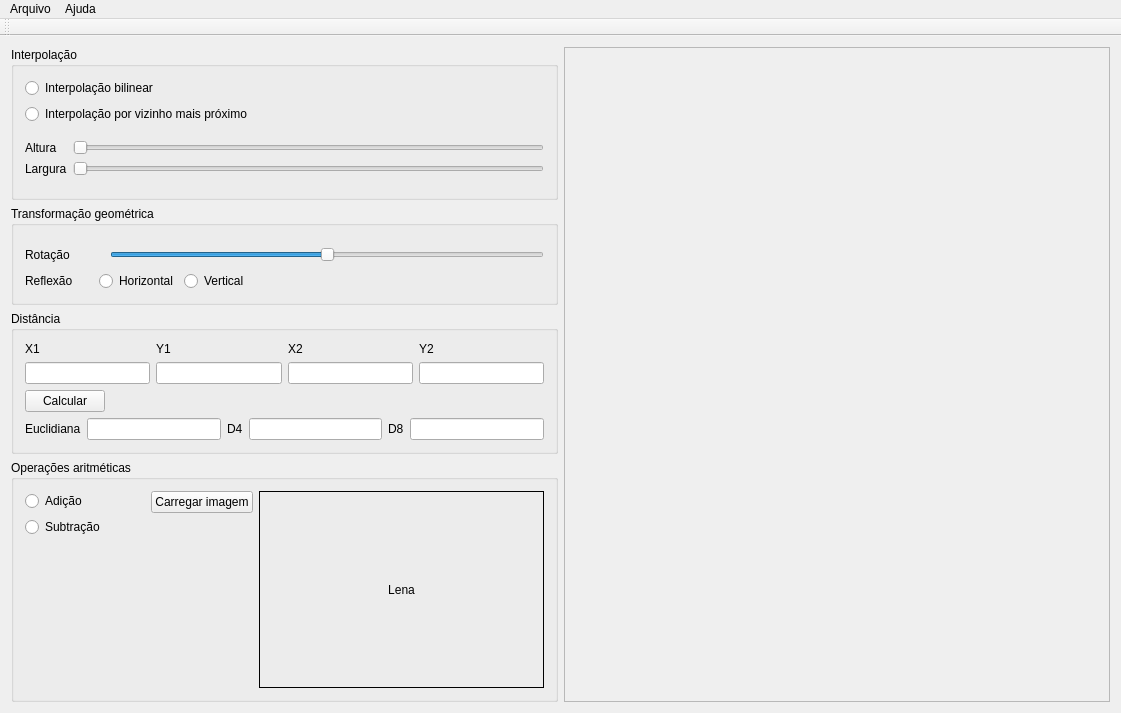
The window that qt/mainwindow.ui (herodrigues/cvip) describes before a commit, drawn with Qt 5.
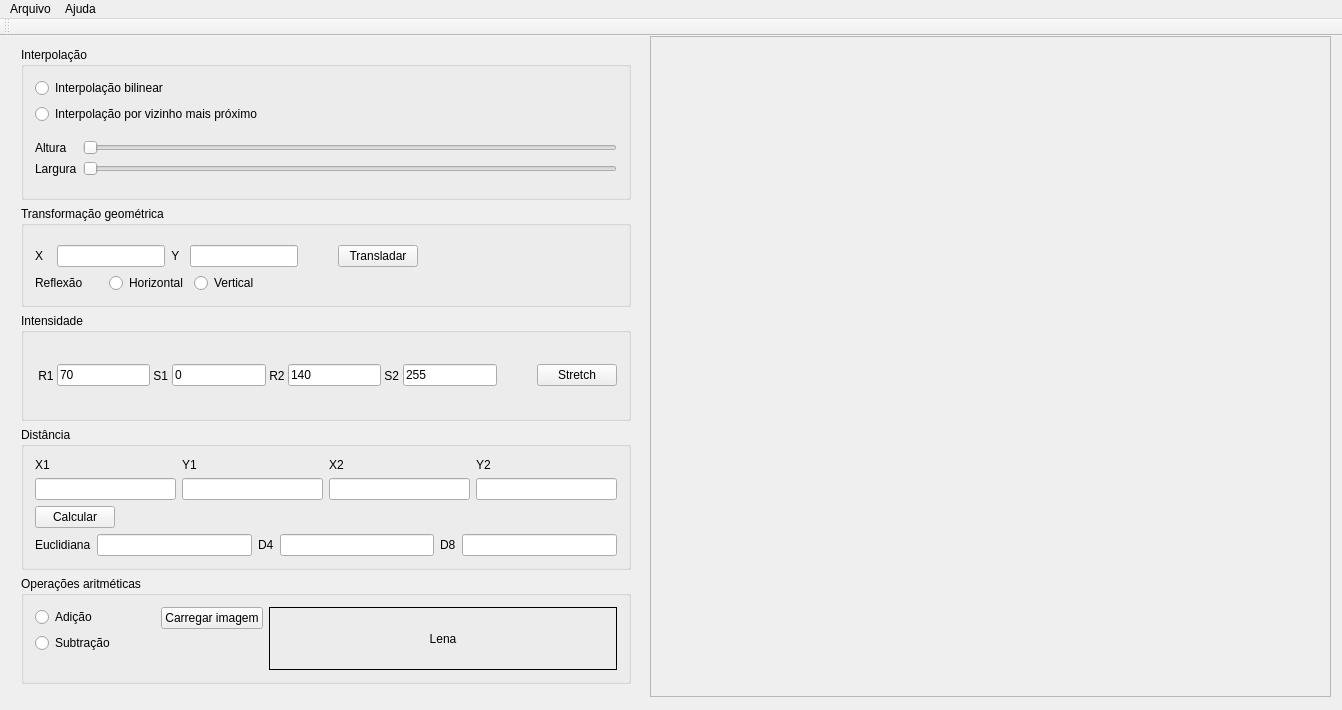
The same window after the commit. Icons and pictures are not drawn.

Commit message:
Add intensity and translate methods
Summary
- Remove rotate method

What changed in the file:
```diff
--- a/qt/mainwindow.ui
+++ b/qt/mainwindow.ui
@@ -6,19 +6,88 @@
    <rect>
     <x>0</x>
     <y>0</y>
-    <width>1121</width>
-    <height>713</height>
+    <width>1342</width>
+    <height>710</height>
    </rect>
   </property>
+  <property name="sizePolicy">
+   <sizepolicy hsizetype="Minimum" vsizetype="Preferred">
+    <horstretch>0</horstretch>
+    <verstretch>0</verstretch>
+   </sizepolicy>
+  </property>
   <property name="windowTitle">
    <string>Image Processing using OpenCV and C++</string>
   </property>
   <widget class="QWidget" name="centralWidget">
-   <layout class="QHBoxLayout" name="horizontalLayout_2">
+   <widget class="QScrollArea" name="scrollArea">
+    <property name="geometry">
+     <rect>
+      <x>650</x>
+      <y>0</y>
+      <width>681</width>
+      <height>661</height>
+     </rect>
+    </property>
+    <property name="sizePolicy">
+     <sizepolicy hsizetype="Expanding" vsizetype="Expanding">
+      <horstretch>0</horstretch>
+      <verstretch>0</verstretch>
+     </sizepolicy>
+    </property>
+    <property name="styleSheet">
+     <string notr="true"/>
+    </property>
+    <property name="widgetResizable">
+     <bool>true</bool>
+    </property>
+    <widget class="QWidget" name="scrollAreaWidgetContents">
+     <property name="geometry">
+      <rect>
+       <x>0</x>
+       <y>0</y>
+       <width>679</width>
+       <height>659</height>
+      </rect>
+     </property>
+     <layout class="QVBoxLayout" name="verticalLayout_6">
     <item>
-     <layout class="QVBoxLayout" name="verticalLayout_4">
+       <widget class="QLabel" name="modifiedImg">
+        <property name="sizePolicy">
+         <sizepolicy hsizetype="Expanding" vsizetype="Expanding">
+          <horstretch>0</horstretch>
+          <verstretch>0</verstretch>
+         </sizepolicy>
+        </property>
+        <property name="styleSheet">
+         <string notr="true"/>
+        </property>
+        <property name="text">
+         <string/>
+        </property>
+        <property name="pixmap">
+         <pixmap>../img/lena.png</pixmap>
+        </property>
+        <property name="alignment">
+         <set>Qt::AlignCenter</set>
+        </property>
+       </widget>
+      </item>
+     </layout>
+    </widget>
+   </widget>
+   <widget class="QWidget" name="">
+    <property name="geometry">
+     <rect>
+      <x>10</x>
+      <y>0</y>
+      <width>632</width>
+      <height>659</height>
+     </rect>
+    </property>
+    <layout class="QVBoxLayout" name="verticalLayout_4" stretch="1,1,1,1,1">
       <property name="sizeConstraint">
-       <enum>QLayout::SetFixedSize</enum>
+      <enum>QLayout::SetMinimumSize</enum>
       </property>
       <item>
        <widget class="QGroupBox" name="groupBox">
@@ -134,9 +203,59 @@
               <number>0</number>
              </property>
              <item>
-              <widget class="QLabel" name="label_3">
+             <widget class="QLabel" name="label_11">
                <property name="text">
-                <string>Rotação</string>
+               <string>X    </string>
+              </property>
+             </widget>
+            </item>
+            <item>
+             <widget class="QLineEdit" name="lnTransX">
+              <property name="sizePolicy">
+               <sizepolicy hsizetype="Preferred" vsizetype="Fixed">
+                <horstretch>0</horstretch>
+                <verstretch>0</verstretch>
+               </sizepolicy>
+              </property>
+             </widget>
+            </item>
+            <item>
+             <widget class="QLabel" name="label_12">
+              <property name="text">
+               <string>  Y   </string>
+              </property>
+             </widget>
+            </item>
+            <item>
+             <widget class="QLineEdit" name="lnTransY">
+              <property name="sizePolicy">
+               <sizepolicy hsizetype="Preferred" vsizetype="Fixed">
+                <horstretch>0</horstretch>
+                <verstretch>0</verstretch>
+               </sizepolicy>
+              </property>
+             </widget>
+            </item>
+            <item>
+             <spacer name="horizontalSpacer_3">
+              <property name="orientation">
+               <enum>Qt::Horizontal</enum>
+              </property>
+              <property name="sizeType">
+               <enum>QSizePolicy::Minimum</enum>
+              </property>
+              <property name="sizeHint" stdset="0">
+               <size>
+                <width>40</width>
+                <height>20</height>
+               </size>
+              </property>
+             </spacer>
+            </item>
+            <item>
+             <widget class="QPushButton" name="btnTranslate">
+              <property name="text">
+               <string>Transladar</string>
                </property>
               </widget>
              </item>
@@ -145,9 +264,6 @@
                <property name="orientation">
                 <enum>Qt::Horizontal</enum>
                </property>
-               <property name="sizeType">
-                <enum>QSizePolicy::Fixed</enum>
-               </property>
                <property name="sizeHint" stdset="0">
                 <size>
                  <width>40</width>
@@ -156,19 +272,6 @@
                </property>
               </spacer>
              </item>
-             <item>
-              <widget class="QSlider" name="sliderRotation">
-               <property name="minimum">
-                <number>-180</number>
-               </property>
-               <property name="maximum">
-                <number>180</number>
-               </property>
-               <property name="orientation">
-                <enum>Qt::Horizontal</enum>
-               </property>
-              </widget>
-             </item>
             </layout>
            </item>
            <item>
@@ -235,6 +338,125 @@
         </layout>
        </widget>
       </item>
+     <item>
+      <widget class="QGroupBox" name="groupBox_5">
+       <property name="title">
+        <string>Intensidade</string>
+       </property>
+       <layout class="QHBoxLayout" name="horizontalLayout_6">
+        <item>
+         <layout class="QHBoxLayout" name="horizontalLayout_7">
+          <property name="spacing">
+           <number>0</number>
+          </property>
+          <item>
+           <widget class="QLabel" name="label_13">
+            <property name="text">
+             <string> R1 </string>
+            </property>
+           </widget>
+          </item>
+          <item>
+           <widget class="QLineEdit" name="lnR1">
+            <property name="sizePolicy">
+             <sizepolicy hsizetype="Preferred" vsizetype="Fixed">
+              <horstretch>0</horstretch>
+              <verstretch>0</verstretch>
+             </sizepolicy>
+            </property>
+            <property name="text">
+             <string>70</string>
+            </property>
+           </widget>
+          </item>
+          <item>
+           <widget class="QLabel" name="label_3">
+            <property name="text">
+             <string> S1 </string>
+            </property>
+           </widget>
+          </item>
+          <item>
+           <widget class="QLineEdit" name="lnS1">
+            <property name="sizePolicy">
+             <sizepolicy hsizetype="Expanding" vsizetype="Fixed">
+              <horstretch>0</horstretch>
+              <verstretch>0</verstretch>
+             </sizepolicy>
+            </property>
+            <property name="text">
+             <string>0</string>
+            </property>
+           </widget>
+          </item>
+          <item>
+           <widget class="QLabel" name="label_15">
+            <property name="text">
+             <string> R2 </string>
+            </property>
+           </widget>
+          </item>
+          <item>
+           <widget class="QLineEdit" name="lnR2">
+            <property name="sizePolicy">
+             <sizepolicy hsizetype="Preferred" vsizetype="Fixed">
+              <horstretch>0</horstretch>
+              <verstretch>0</verstretch>
+             </sizepolicy>
+            </property>
+            <property name="text">
+             <string>140</string>
+            </property>
+           </widget>
+          </item>
+          <item>
+           <widget class="QLabel" name="label_16">
+            <property name="text">
+             <string> S2 </string>
+            </property>
+           </widget>
+          </item>
+          <item>
+           <widget class="QLineEdit" name="lnS2">
+            <property name="sizePolicy">
+             <sizepolicy hsizetype="Preferred" vsizetype="Fixed">
+              <horstretch>0</horstretch>
+              <verstretch>0</verstretch>
+             </sizepolicy>
+            </property>
+            <property name="text">
+             <string>255</string>
+            </property>
+           </widget>
+          </item>
+          <item>
+           <spacer name="horizontalSpacer_4">
+            <property name="orientation">
+             <enum>Qt::Horizontal</enum>
+            </property>
+            <property name="sizeType">
+             <enum>QSizePolicy::Minimum</enum>
+            </property>
+            <property name="sizeHint" stdset="0">
+             <size>
+              <width>40</width>
+              <height>20</height>
+             </size>
+            </property>
+           </spacer>
+          </item>
+          <item>
+           <widget class="QPushButton" name="btnStretch">
+            <property name="text">
+             <string>Stretch</string>
+            </property>
+           </widget>
+          </item>
+         </layout>
+        </item>
+       </layout>
+      </widget>
+     </item>
       <item>
        <widget class="QGroupBox" name="groupBox_2">
         <property name="sizePolicy">
@@ -503,62 +725,14 @@
        </widget>
       </item>
      </layout>
-    </item>
-    <item>
-     <widget class="QScrollArea" name="scrollArea">
-      <property name="sizePolicy">
-       <sizepolicy hsizetype="Expanding" vsizetype="Expanding">
-        <horstretch>0</horstretch>
-        <verstretch>0</verstretch>
-       </sizepolicy>
-      </property>
-      <property name="styleSheet">
-       <string notr="true"/>
-      </property>
-      <property name="widgetResizable">
-       <bool>true</bool>
-      </property>
-      <widget class="QWidget" name="scrollAreaWidgetContents">
-       <property name="geometry">
-        <rect>
-         <x>0</x>
-         <y>0</y>
-         <width>463</width>
-         <height>653</height>
-        </rect>
-       </property>
-       <layout class="QVBoxLayout" name="verticalLayout_6">
-        <item>
-         <widget class="QLabel" name="modifiedImg">
-          <property name="sizePolicy">
-           <sizepolicy hsizetype="Expanding" vsizetype="Expanding">
-            <horstretch>0</horstretch>
-            <verstretch>0</verstretch>
-           </sizepolicy>
-          </property>
-          <property name="styleSheet">
-           <string notr="true"/>
-          </property>
-          <property name="text">
-           <string/>
-          </property>
-          <property name="alignment">
-           <set>Qt::AlignCenter</set>
-          </property>
-         </widget>
-        </item>
-       </layout>
-      </widget>
-     </widget>
-    </item>
-   </layout>
+   </widget>
   </widget>
   <widget class="QMenuBar" name="menuBar">
    <property name="geometry">
     <rect>
      <x>0</x>
      <y>0</y>
-     <width>1121</width>
+     <width>1342</width>
      <height>27</height>
     </rect>
    </property>
```
Left out of the diff: 4 changed lines with no effect on the pictures. Lines whose indentation alone changed are shown as unchanged. The commit also changes 11 other files.
